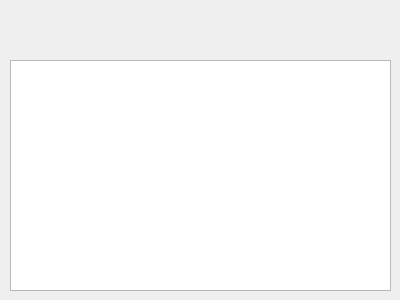
The window that dWell/commandantdialog.ui (kashapov17/dWell) describes before a commit, drawn with Qt 5.
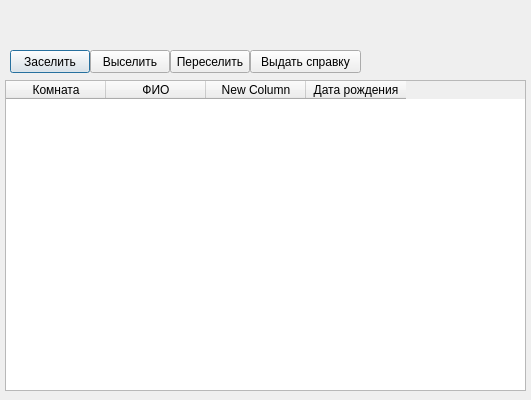
The same window after the commit.

```diff
--- a/dWell/commandantdialog.ui
+++ b/dWell/commandantdialog.ui
@@ -6,21 +6,93 @@
    <rect>
     <x>0</x>
     <y>0</y>
-    <width>400</width>
-    <height>300</height>
+    <width>531</width>
+    <height>400</height>
    </rect>
   </property>
   <property name="windowTitle">
    <string>Dialog</string>
   </property>
-  <widget class="QTableView" name="habitantView">
+  <widget class="QTableWidget" name="tableWidget">
+   <property name="geometry">
+    <rect>
+     <x>5</x>
+     <y>80</y>
+     <width>521</width>
+     <height>311</height>
+    </rect>
+   </property>
+   <column>
+    <property name="text">
+     <string>Комната</string>
+    </property>
+   </column>
+   <column>
+    <property name="text">
+     <string>ФИО</string>
+    </property>
+   </column>
+   <column>
+    <property name="text">
+     <string>New Column</string>
+    </property>
+   </column>
+   <column>
+    <property name="text">
+     <string>Дата рождения</string>
+    </property>
+   </column>
+  </widget>
+  <widget class="QPushButton" name="checkinButton">
    <property name="geometry">
     <rect>
      <x>10</x>
-     <y>60</y>
-     <width>381</width>
-     <height>231</height>
+     <y>50</y>
+     <width>80</width>
+     <height>23</height>
     </rect>
+   </property>
+   <property name="text">
+    <string>Заселить</string>
+   </property>
+  </widget>
+  <widget class="QPushButton" name="checkoutButton">
+   <property name="geometry">
+    <rect>
+     <x>90</x>
+     <y>50</y>
+     <width>80</width>
+     <height>23</height>
+    </rect>
+   </property>
+   <property name="text">
+    <string>Выселить</string>
+   </property>
+  </widget>
+  <widget class="QPushButton" name="relocButton">
+   <property name="geometry">
+    <rect>
+     <x>170</x>
+     <y>50</y>
+     <width>80</width>
+     <height>23</height>
+    </rect>
+   </property>
+   <property name="text">
+    <string>Переселить</string>
+   </property>
+  </widget>
+  <widget class="QPushButton" name="giveDocButton">
+   <property name="geometry">
+    <rect>
+     <x>250</x>
+     <y>50</y>
+     <width>111</width>
+     <height>23</height>
+    </rect>
+   </property>
+   <property name="text">
+    <string>Выдать справку</string>
    </property>
   </widget>
  </widget>
```
